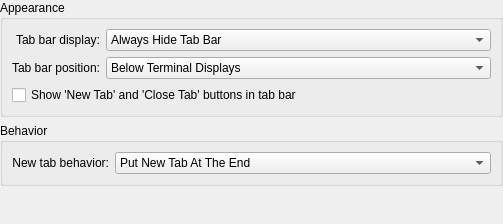
Qt form src/settings/TabBarSettings.ui (KDE/konsole) before a commit.
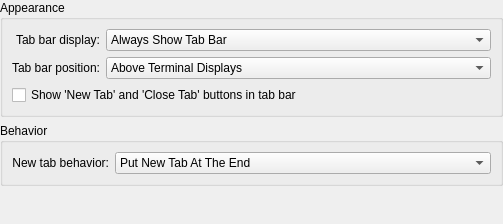
The same form after that commit. Custom widgets are drawn as their Qt base class.

Commit message: Move options influencing tabbar from profiles into global setting

Patch:
```diff
--- a/src/settings/TabBarSettings.ui
+++ b/src/settings/TabBarSettings.ui
@@ -38,16 +38,6 @@
           <verstretch>0</verstretch>
          </sizepolicy>
         </property>
-        <item>
-         <property name="text">
-          <string>Always Hide Tab Bar</string>
-         </property>
-        </item>
-        <item>
-         <property name="text">
-          <string>Show Tab Bar When Needed</string>
-         </property>
-        </item>
         <item>
          <property name="text">
           <string>Always Show Tab Bar</string>
@@ -73,11 +63,6 @@
           <verstretch>0</verstretch>
          </sizepolicy>
         </property>
-        <item>
-         <property name="text">
-          <string>Below Terminal Displays</string>
-         </property>
-        </item>
         <item>
          <property name="text">
           <string>Above Terminal Displays</string>
```
Left out of the diff: 17 changed lines with no effect on the pictures. The commit also changes 8 other files.
